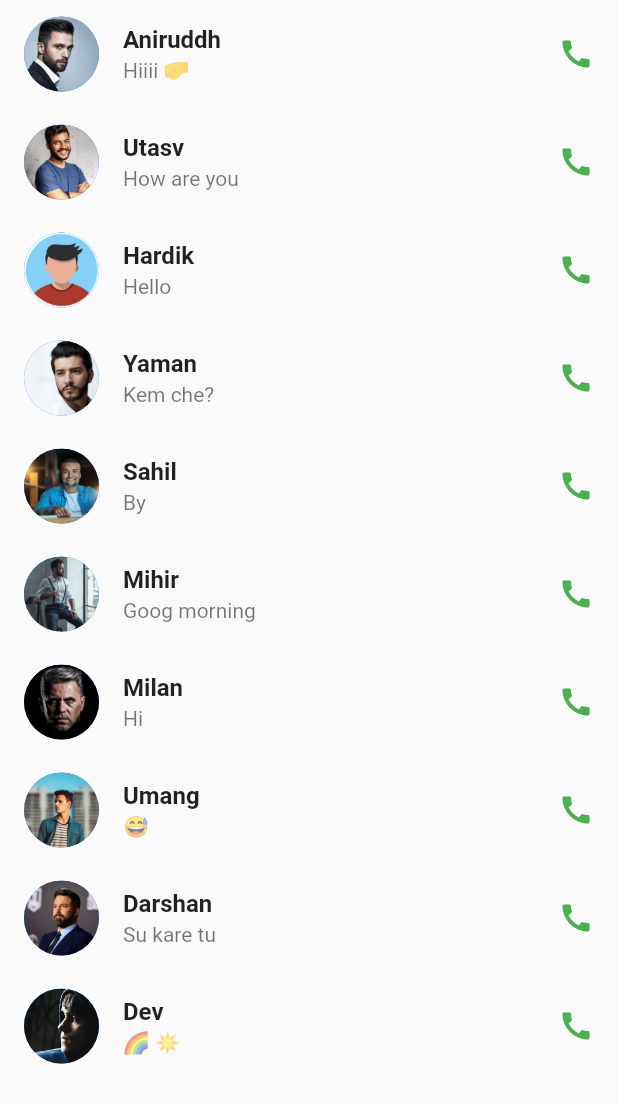
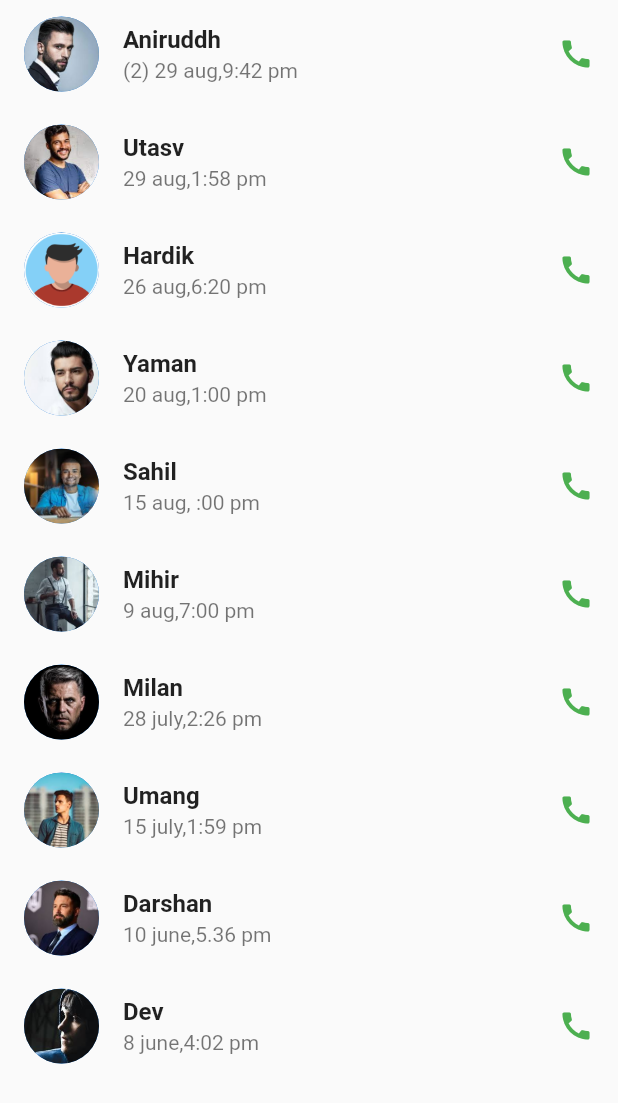
Before and after one commit to aniruddhpandav004/whatsapp, a Flutter app: the Calls screen opened directly, on a phone screen of 412 x 824 dp. Shown: the top 1103 px of the screen. Run offline on Flutter 3.47's test engine with Material 2 defaults, Android fonts, the phone set to English and light mode, and no system bars.

Commit message:
03/09/2022

```diff
--- a/lib/screens/home screen/calls.dart
+++ b/lib/screens/home screen/calls.dart
@@ -35,17 +35,17 @@ class _CallsState extends State<Calls> {
   ];
 
   List msg = [
-    "Hiiii 🤛 ",
-    "How are you",
-    "Hello",
-    "Kem che?",
-    "By",
-    "Goog morning",
-    "Hi",
-    "😅",
-    "Su kare tu",
-    "🌈 ☀️ ",
-    "Goog night",
+   "(2) 29 aug,9:42 pm",
+   "29 aug,1:58 pm",
+   "26 aug,6:20 pm",
+   "20 aug,1:00 pm",
+   "15 aug, :00 pm",
+   "9 aug,7:00 pm",
+   "28 july,2:26 pm",
+   "15 july,1:59 pm",
+   "10 june,5.36 pm",
+   "8 june,4:02 pm",
+   "5 june,3:08 pm",
   ];
   List buttons = [
     Icon(Icons.video_call_outlined),
```
